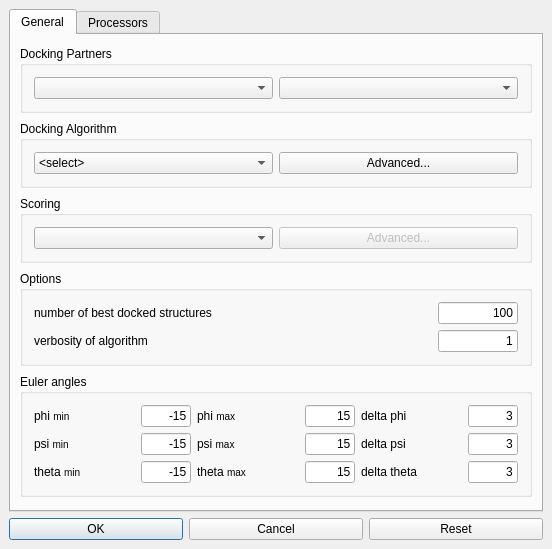
Above: source/VIEW/DIALOGS/dockDialog.ui from BALL-Project/ball before the change. Below: the same form after it.
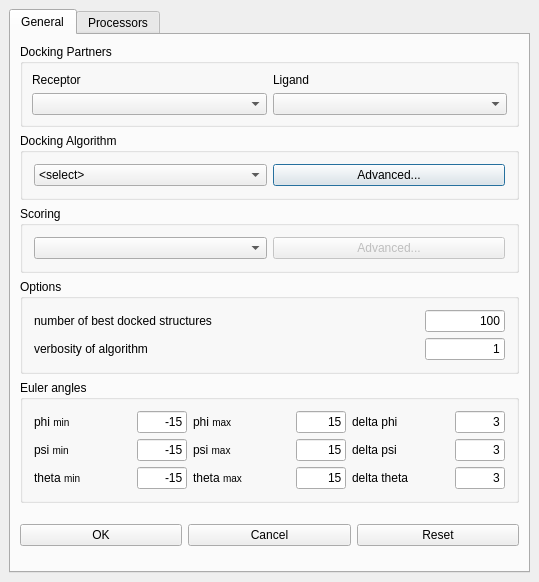
That is the form after the change.

Commit message: layout changes average remaining time

Patch:
```diff
--- a/source/VIEW/DIALOGS/dockDialog.ui
+++ b/source/VIEW/DIALOGS/dockDialog.ui
@@ -8,8 +8,8 @@
    <rect>
     <x>0</x>
     <y>0</y>
-    <width>552</width>
-    <height>549</height>
+    <width>539</width>
+    <height>582</height>
    </rect>
   </property>
   <property name="sizePolicy" >
@@ -35,27 +35,27 @@
   <property name="windowTitle" >
    <string>Docking Options</string>
   </property>
-  <layout class="QVBoxLayout" >
+  <layout class="QGridLayout" >
    <property name="margin" >
     <number>9</number>
    </property>
    <property name="spacing" >
     <number>6</number>
    </property>
-   <item>
+   <item row="0" column="0" >
     <widget class="QTabWidget" name="tab_pages" >
      <widget class="QWidget" name="general_page" >
       <attribute name="title" >
        <string>General</string>
       </attribute>
-      <layout class="QVBoxLayout" >
+      <layout class="QGridLayout" >
        <property name="margin" >
         <number>9</number>
        </property>
        <property name="spacing" >
         <number>6</number>
        </property>
-       <item>
+       <item row="0" column="0" >
         <widget class="QGroupBox" name="systems_group" >
          <property name="sizePolicy" >
           <sizepolicy>
@@ -68,31 +68,45 @@
          <property name="title" >
           <string>Docking Partners</string>
          </property>
-         <layout class="QHBoxLayout" >
+         <layout class="QGridLayout" >
           <property name="margin" >
-           <number>11</number>
+           <number>9</number>
           </property>
           <property name="spacing" >
            <number>6</number>
           </property>
-          <item>
-           <widget class="QComboBox" name="systems1" >
-            <property name="editable" >
-             <bool>false</bool>
+          <item row="0" column="1" >
+           <widget class="QLabel" name="partner2_label" >
+            <property name="text" >
+             <string>Ligand</string>
             </property>
            </widget>
           </item>
-          <item>
+          <item row="0" column="0" >
+           <widget class="QLabel" name="partner1_label" >
+            <property name="text" >
+             <string>Receptor</string>
+            </property>
+           </widget>
+          </item>
+          <item row="1" column="1" >
            <widget class="QComboBox" name="systems2" >
             <property name="editable" >
              <bool>false</bool>
             </property>
            </widget>
           </item>
+          <item row="1" column="0" >
+           <widget class="QComboBox" name="systems1" >
+            <property name="editable" >
+             <bool>false</bool>
+            </property>
+           </widget>
+          </item>
          </layout>
         </widget>
        </item>
-       <item>
+       <item row="1" column="0" >
         <widget class="QGroupBox" name="algorithm_group" >
          <property name="sizePolicy" >
           <sizepolicy>
@@ -131,134 +145,43 @@
          </layout>
         </widget>
        </item>
-       <item>
-        <widget class="QGroupBox" name="scoring_group" >
-         <property name="sizePolicy" >
-          <sizepolicy>
-           <hsizetype>5</hsizetype>
-           <vsizetype>0</vsizetype>
-           <horstretch>0</horstretch>
-           <verstretch>0</verstretch>
-          </sizepolicy>
-         </property>
-         <property name="title" >
-          <string>Scoring</string>
-         </property>
-         <layout class="QGridLayout" >
+       <item row="5" column="0" >
+        <widget class="QWidget" name="widget" >
+         <layout class="QHBoxLayout" >
           <property name="margin" >
-           <number>11</number>
+           <number>0</number>
           </property>
           <property name="spacing" >
            <number>6</number>
           </property>
-          <item row="0" column="0" >
-           <widget class="QComboBox" name="scoring_functions" />
-          </item>
-          <item row="0" column="1" >
-           <widget class="QPushButton" name="scoring_advanced_button" >
-            <property name="enabled" >
+          <item>
+           <widget class="QPushButton" name="ok_button" >
+            <property name="text" >
+             <string>OK</string>
+            </property>
+            <property name="default" >
              <bool>false</bool>
             </property>
-            <property name="text" >
-             <string>Advanced...</string>
-            </property>
            </widget>
           </item>
-         </layout>
-        </widget>
-       </item>
-       <item>
-        <widget class="QGroupBox" name="options_group" >
-         <property name="sizePolicy" >
-          <sizepolicy>
-           <hsizetype>5</hsizetype>
-           <vsizetype>0</vsizetype>
-           <horstretch>0</horstretch>
-           <verstretch>0</verstretch>
-          </sizepolicy>
-         </property>
-         <property name="title" >
-          <string>Options</string>
-         </property>
-         <layout class="QGridLayout" >
-          <property name="margin" >
-           <number>11</number>
-          </property>
-          <property name="spacing" >
-           <number>6</number>
-          </property>
-          <item row="0" column="0" >
-           <widget class="QLabel" name="best_num_label" >
+          <item>
+           <widget class="QPushButton" name="cancel_button" >
             <property name="text" >
-             <string>number of best docked structures </string>
+             <string>Cancel</string>
             </property>
            </widget>
           </item>
-          <item row="0" column="1" >
-           <widget class="QLineEdit" name="best_num" >
-            <property name="sizePolicy" >
-             <sizepolicy>
-              <hsizetype>0</hsizetype>
-              <vsizetype>0</vsizetype>
-              <horstretch>0</horstretch>
-              <verstretch>0</verstretch>
-             </sizepolicy>
-            </property>
-            <property name="minimumSize" >
-             <size>
-              <width>0</width>
-              <height>0</height>
-             </size>
-            </property>
-            <property name="maximumSize" >
-             <size>
-              <width>80</width>
-              <height>32767</height>
-             </size>
-            </property>
+          <item>
+           <widget class="QPushButton" name="reset_button" >
             <property name="text" >
-             <string>100</string>
+             <string>Reset</string>
             </property>
-            <property name="alignment" >
-             <set>Qt::AlignRight</set>
-            </property>
            </widget>
           </item>
-          <item row="1" column="0" >
-           <widget class="QLabel" name="verbosity_label" >
-            <property name="text" >
-             <string>verbosity of algorithm</string>
-            </property>
-           </widget>
-          </item>
-          <item row="1" column="1" >
-           <widget class="QLineEdit" name="verbosity" >
-            <property name="sizePolicy" >
-             <sizepolicy>
-              <hsizetype>0</hsizetype>
-              <vsizetype>0</vsizetype>
-              <horstretch>0</horstretch>
-              <verstretch>0</verstretch>
-             </sizepolicy>
-            </property>
-            <property name="maximumSize" >
-             <size>
-              <width>80</width>
-              <height>32767</height>
-             </size>
-            </property>
-            <property name="text" >
-             <string>1</string>
-            </property>
-            <property name="alignment" >
-             <set>Qt::AlignRight</set>
-            </property>
-           </widget>
-          </item>
          </layout>
         </widget>
        </item>
-       <item>
+       <item row="4" column="0" >
         <widget class="QGroupBox" name="euler_group" >
          <property name="enabled" >
           <bool>true</bool>
@@ -529,6 +452,133 @@
          </layout>
         </widget>
        </item>
+       <item row="3" column="0" >
+        <widget class="QGroupBox" name="options_group" >
+         <property name="sizePolicy" >
+          <sizepolicy>
+           <hsizetype>5</hsizetype>
+           <vsizetype>0</vsizetype>
+           <horstretch>0</horstretch>
+           <verstretch>0</verstretch>
+          </sizepolicy>
+         </property>
+         <property name="title" >
+          <string>Options</string>
+         </property>
+         <layout class="QGridLayout" >
+          <property name="margin" >
+           <number>11</number>
+          </property>
+          <property name="spacing" >
+           <number>6</number>
+          </property>
+          <item row="0" column="0" >
+           <widget class="QLabel" name="best_num_label" >
+            <property name="text" >
+             <string>number of best docked structures </string>
+            </property>
+           </widget>
+          </item>
+          <item row="0" column="1" >
+           <widget class="QLineEdit" name="best_num" >
+            <property name="sizePolicy" >
+             <sizepolicy>
+              <hsizetype>0</hsizetype>
+              <vsizetype>0</vsizetype>
+              <horstretch>0</horstretch>
+              <verstretch>0</verstretch>
+             </sizepolicy>
+            </property>
+            <property name="minimumSize" >
+             <size>
+              <width>0</width>
+              <height>0</height>
+             </size>
+            </property>
+            <property name="maximumSize" >
+             <size>
+              <width>80</width>
+              <height>32767</height>
+             </size>
+            </property>
+            <property name="text" >
+             <string>100</string>
+            </property>
+            <property name="alignment" >
+             <set>Qt::AlignRight</set>
+            </property>
+           </widget>
+          </item>
+          <item row="1" column="0" >
+           <widget class="QLabel" name="verbosity_label" >
+            <property name="text" >
+             <string>verbosity of algorithm</string>
+            </property>
+           </widget>
+          </item>
+          <item row="1" column="1" >
+           <widget class="QLineEdit" name="verbosity" >
+            <property name="sizePolicy" >
+             <sizepolicy>
+              <hsizetype>0</hsizetype>
+              <vsizetype>0</vsizetype>
+              <horstretch>0</horstretch>
+              <verstretch>0</verstretch>
+             </sizepolicy>
+            </property>
+            <property name="maximumSize" >
+             <size>
+              <width>80</width>
+              <height>32767</height>
+             </size>
+            </property>
+            <property name="text" >
+             <string>1</string>
+            </property>
+            <property name="alignment" >
+             <set>Qt::AlignRight</set>
+            </property>
+           </widget>
+          </item>
+         </layout>
+        </widget>
+       </item>
+       <item row="2" column="0" >
+        <widget class="QGroupBox" name="scoring_group" >
+         <property name="sizePolicy" >
+          <sizepolicy>
+           <hsizetype>5</hsizetype>
+           <vsizetype>0</vsizetype>
+           <horstretch>0</horstretch>
+           <verstretch>0</verstretch>
+          </sizepolicy>
+         </property>
+         <property name="title" >
+          <string>Scoring</string>
+         </property>
+         <layout class="QGridLayout" >
+          <property name="margin" >
+           <number>11</number>
+          </property>
+          <property name="spacing" >
+           <number>6</number>
+          </property>
+          <item row="0" column="0" >
+           <widget class="QComboBox" name="scoring_functions" />
+          </item>
+          <item row="0" column="1" >
+           <widget class="QPushButton" name="scoring_advanced_button" >
+            <property name="enabled" >
+             <bool>false</bool>
+            </property>
+            <property name="text" >
+             <string>Advanced...</string>
+            </property>
+           </widget>
+          </item>
+         </layout>
+        </widget>
+       </item>
       </layout>
      </widget>
      <widget class="QWidget" name="processor_page" >
@@ -782,40 +832,6 @@
      </widget>
     </widget>
    </item>
-   <item>
-    <layout class="QHBoxLayout" >
-     <property name="margin" >
-      <number>0</number>
-     </property>
-     <property name="spacing" >
-      <number>6</number>
-     </property>
-     <item>
-      <widget class="QPushButton" name="ok_button" >
-       <property name="text" >
-        <string>OK</string>
-       </property>
-       <property name="default" >
-        <bool>true</bool>
-       </property>
-      </widget>
-     </item>
-     <item>
-      <widget class="QPushButton" name="cancel_button" >
-       <property name="text" >
-        <string>Cancel</string>
-       </property>
-      </widget>
-     </item>
-     <item>
-      <widget class="QPushButton" name="reset_button" >
-       <property name="text" >
-        <string>Reset</string>
-       </property>
-      </widget>
-     </item>
-    </layout>
-   </item>
   </layout>
  </widget>
  <layoutdefault spacing="6" margin="11" />
```
The commit also changes 2 other files.
